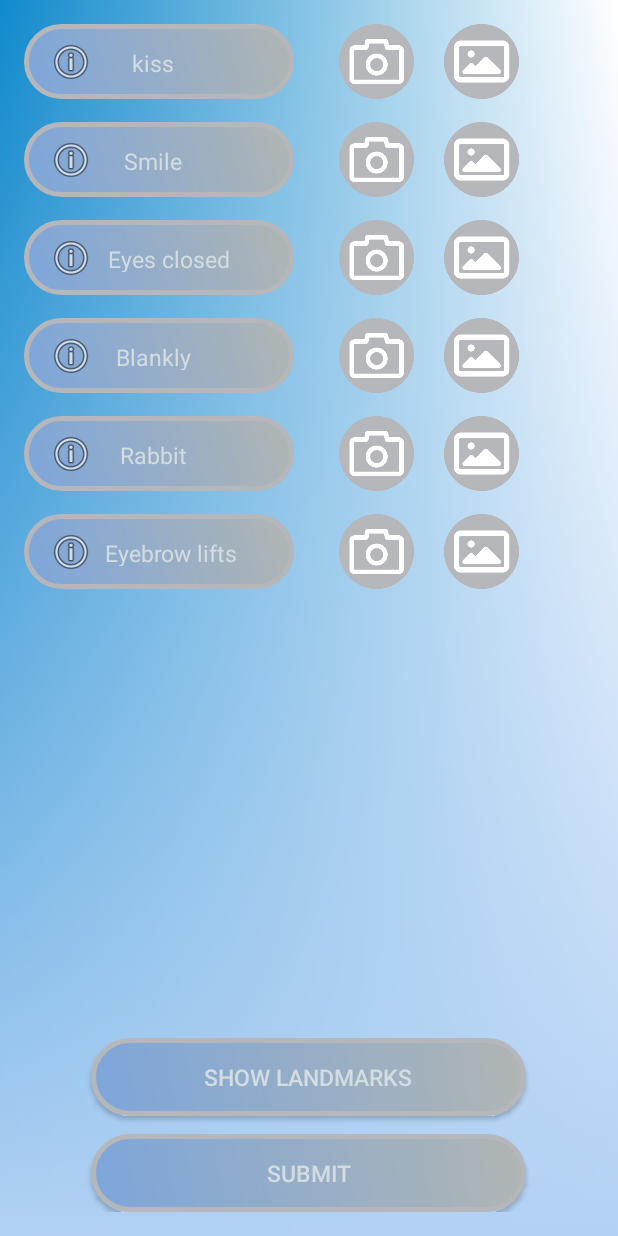
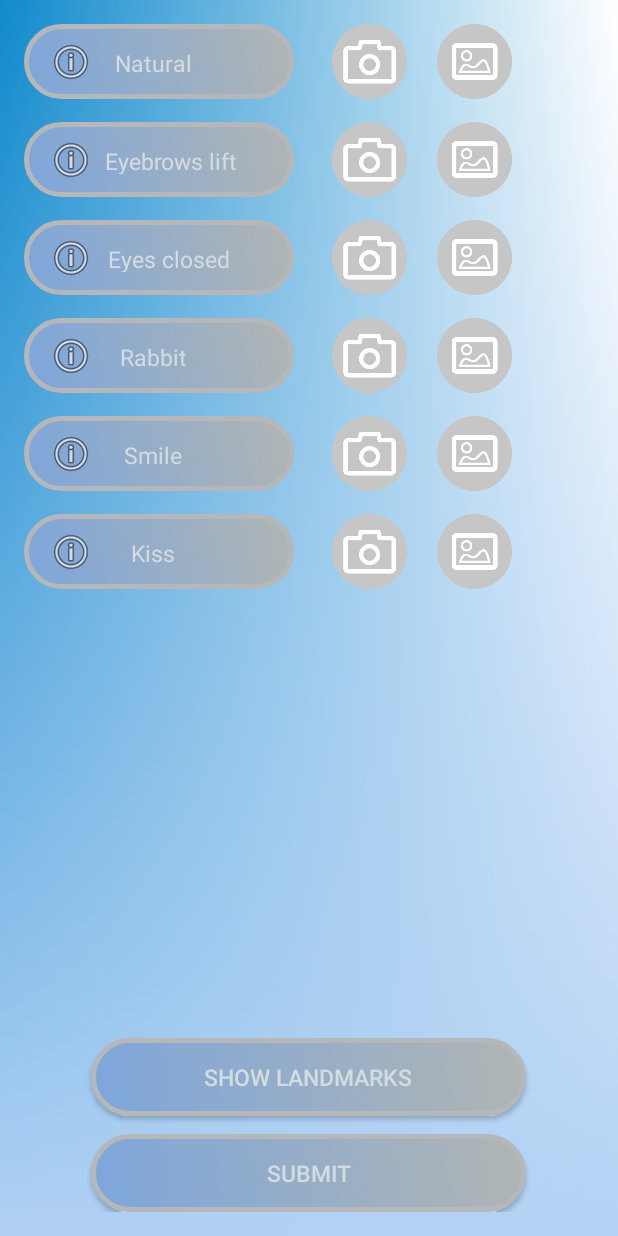
Before and after one commit to OBenzer/PhysoTrack, an Android app: the NewSession screen opened directly, with no data from a screen before it, on a phone screen of 412 x 824 dp. Run offline under Robolectric (Android 15) with nearby library versions, the phone set to English and light mode, and no system bars.

Commit message:
Fixed New Session Expressions Order

```diff
--- a/app/src/main/java/edu/sce/tom/physotrack/Algorithm/ImageResult.java
+++ b/app/src/main/java/edu/sce/tom/physotrack/Algorithm/ImageResult.java
@@ -45,21 +45,11 @@ public class ImageResult extends ImageResultViewer{
 
     //Check Sumup Metrics with udi and yael//
     private float sumUpMetric(float left, float right) {
-        float res;
-        if(left>=right)
-            res = left/right;
-        else {
-            res = right / left;
-            res *= (-1);
-        }
-        return res;
+        return ((left-right)/(right+left))*100;
     }
 
     //Check with udi&yael for values//
     private float sumUpAngle(float angle) {
-        if(WANTED_ANGLE>=angle)
-            return angle/WANTED_ANGLE;
-        else
-            return (-1)*(WANTED_ANGLE/angle);
+        return WANTED_ANGLE-angle;
     }
 }
--- a/app/src/main/res/layout/activity_new_session.xml
+++ b/app/src/main/res/layout/activity_new_session.xml
@@ -31,7 +31,7 @@
             android:orientation="horizontal">
 
             <TextView
-                android:id="@+id/kiss_tv"
+                android:id="@+id/blankly_tv"
                 android:layout_width="180dp"
                 android:layout_height="50dp"
                 android:background="@drawable/buttonshape"
@@ -40,25 +40,25 @@
                 android:shadowDx="-0"
                 android:shadowDy="0"
                 android:shadowRadius="0"
-                android:text="@string/New_Session_kiss_btn"
+                android:text="@string/New_Session_blankly_btn"
                 android:textColor="#D3DCE0"
                 android:textSize="15sp"
                 android:padding="15dp"
                 android:drawableStart="@android:drawable/ic_menu_info_details"
                 android:drawablePadding="-40dp"
-                android:onClick="KissInfo_Button_Clicked" />
+                android:onClick="BlanklyInfo_Button_Clicked" />
 
             <Space
-                android:layout_width="30dp"
+                android:layout_width="25dp"
                 android:layout_height="50dp" />
 
             <ImageButton
-                android:id="@+id/btn_kiss_photo"
+                android:id="@+id/btn_blankly_photo"
                 android:layout_width="50dp"
                 android:layout_height="50dp"
                 android:background="@drawable/camera_btn"
                 android:gravity="center_vertical|center_horizontal"
-                android:onClick="btn_kiss_photo_On_click"
+                android:onClick="btn_blankly_photo_On_click"
                 android:contentDescription="@string/camerabutton_descr" />
 
             <Space
@@ -66,12 +66,12 @@
                 android:layout_height="50dp" />
 
             <ImageButton
-                android:id="@+id/btn_kiss_gallery"
+                android:id="@+id/btn_blankly_gallery"
                 android:layout_width="50dp"
                 android:layout_height="50dp"
                 android:background="@drawable/gallery_btn"
                 android:gravity="center_vertical|center_horizontal"
-                android:onClick="btn_kiss_gallery_On_click"
+                android:onClick="btn_blankly_gallery_On_click"
                 android:contentDescription="@string/gallerybutton_descr" />
 
         </LinearLayout>
@@ -86,7 +86,7 @@
             android:orientation="horizontal">
 
             <TextView
-                android:id="@+id/smile_tv"
+                android:id="@+id/browLift_tv"
                 android:layout_width="180dp"
                 android:layout_height="50dp"
                 android:background="@drawable/buttonshape"
@@ -95,25 +95,25 @@
                 android:shadowDx="-0"
                 android:shadowDy="0"
                 android:shadowRadius="0"
-                android:text="@string/New_session_smile_btn"
+                android:text="@string/New_Session_eyebrow_lifts_btn"
                 android:textColor="#D3DCE0"
                 android:textSize="15sp"
                 android:padding="15dp"
                 android:drawableStart="@android:drawable/ic_menu_info_details"
-                android:drawablePadding="-40dp"
-                android:onClick="SmileInfo_Button_Clicked" />
+                android:drawablePadding="-15dp"
+                android:onClick="BrowLiftInfo_Button_Clicked" />
 
             <Space
-                android:layout_width="30dp"
+                android:layout_width="25dp"
                 android:layout_height="50dp" />
 
             <ImageButton
-                android:id="@+id/btn_smile_photo"
+                android:id="@+id/btn_browLifts_photo"
                 android:layout_width="50dp"
                 android:layout_height="50dp"
                 android:background="@drawable/camera_btn"
                 android:gravity="center_vertical|center_horizontal"
-                android:onClick="btn_smile_photo_On_click"
+                android:onClick="btn_browLifts_photo_On_click"
                 android:contentDescription="@string/camerabutton_descr" />
 
             <Space
@@ -121,20 +121,19 @@
                 android:layout_height="50dp" />
 
             <ImageButton
-                android:id="@+id/btn_smile_gallery"
+                android:id="@+id/btn_browLifts_gallery"
                 android:layout_width="50dp"
                 android:layout_height="50dp"
                 android:background="@drawable/gallery_btn"
                 android:gravity="center_vertical|center_horizontal"
-                android:onClick="btn_smile_gallery_On_click"
-                android:contentDescription="@string/gallerybutton_descr" />
+                android:onClick="btn_browLifts_gallery_On_click"
+                android:contentDescription="@string/gallerybutton_descr"/>
 
         </LinearLayout>
 
         <Space
             android:layout_width="10dp"
             android:layout_height="15dp" />
-
         <LinearLayout
             android:layout_width="match_parent"
             android:layout_height="match_parent"
@@ -159,7 +158,7 @@
                 android:onClick="EyeCloseInfo_Button_Clicked" />
 
             <Space
-                android:layout_width="30dp"
+                android:layout_width="25dp"
                 android:layout_height="50dp" />
 
             <ImageButton
@@ -196,61 +195,6 @@
             android:orientation="horizontal">
 
             <TextView
-                android:id="@+id/blankly_tv"
-                android:layout_width="180dp"
-                android:layout_height="50dp"
-                android:background="@drawable/buttonshape"
-                android:gravity="center_vertical|center_horizontal"
-                android:shadowColor="#2328A8"
-                android:shadowDx="-0"
-                android:shadowDy="0"
-                android:shadowRadius="0"
-                android:text="@string/New_Session_blankly_btn"
-                android:textColor="#D3DCE0"
-                android:textSize="15sp"
-                android:padding="15dp"
-                android:drawableStart="@android:drawable/ic_menu_info_details"
-                android:drawablePadding="-40dp"
-                android:onClick="BlanklyInfo_Button_Clicked" />
-
-            <Space
-                android:layout_width="30dp"
-                android:layout_height="50dp" />
-
-            <ImageButton
-                android:id="@+id/btn_blankly_photo"
-                android:layout_width="50dp"
-                android:layout_height="50dp"
-                android:background="@drawable/camera_btn"
-                android:gravity="center_vertical|center_horizontal"
-                android:onClick="btn_blankly_photo_On_click"
-                android:contentDescription="@string/camerabutton_descr" />
-
-            <Space
-                android:layout_width="20dp"
-                android:layout_height="50dp" />
-
-            <ImageButton
-                android:id="@+id/btn_blankly_gallery"
-                android:layout_width="50dp"
-                android:layout_height="50dp"
-                android:background="@drawable/gallery_btn"
-                android:gravity="center_vertical|center_horizontal"
-                android:onClick="btn_blankly_gallery_On_click"
-                android:contentDescription="@string/gallerybutton_descr" />
-
-        </LinearLayout>
-
-        <Space
-            android:layout_width="10dp"
-            android:layout_height="15dp" />
-
-        <LinearLayout
-            android:layout_width="match_parent"
-            android:layout_height="match_parent"
-            android:orientation="horizontal">
-
-            <TextView
                 android:id="@+id/rabbit_tv"
                 android:layout_width="180dp"
                 android:layout_height="50dp"
@@ -269,7 +213,7 @@
                 android:onClick="RabbitInfo_Button_Clicked" />
 
             <Space
-                android:layout_width="30dp"
+                android:layout_width="25dp"
                 android:layout_height="50dp" />
 
             <ImageButton
@@ -307,7 +251,7 @@
             android:orientation="horizontal">
 
             <TextView
-                android:id="@+id/browLift_tv"
+                android:id="@+id/smile_tv"
                 android:layout_width="180dp"
                 android:layout_height="50dp"
                 android:background="@drawable/buttonshape"
@@ -316,25 +260,25 @@
                 android:shadowDx="-0"
                 android:shadowDy="0"
                 android:shadowRadius="0"
-                android:text="@string/New_Session_eyebrow_lifts_btn"
+                android:text="@string/New_session_smile_btn"
                 android:textColor="#D3DCE0"
                 android:textSize="15sp"
                 android:padding="15dp"
                 android:drawableStart="@android:drawable/ic_menu_info_details"
-                android:drawablePadding="-15dp"
-                android:onClick="BrowLiftInfo_Button_Clicked" />
+                android:drawablePadding="-40dp"
+                android:onClick="SmileInfo_Button_Clicked" />
 
             <Space
-                android:layout_width="30dp"
+                android:layout_width="25dp"
                 android:layout_height="50dp" />
 
             <ImageButton
-                android:id="@+id/btn_browLifts_photo"
+                android:id="@+id/btn_smile_photo"
                 android:layout_width="50dp"
                 android:layout_height="50dp"
                 android:background="@drawable/camera_btn"
                 android:gravity="center_vertical|center_horizontal"
-                android:onClick="btn_browLifts_photo_On_click"
+                android:onClick="btn_smile_photo_On_click"
                 android:contentDescription="@string/camerabutton_descr" />
 
             <Space
@@ -342,14 +286,69 @@
                 android:layout_height="50dp" />
 
             <ImageButton
-                android:id="@+id/btn_browLifts_gallery"
+                android:id="@+id/btn_smile_gallery"
                 android:layout_width="50dp"
                 android:layout_height="50dp"
                 android:background="@drawable/gallery_btn"
                 android:gravity="center_vertical|center_horizontal"
-                android:onClick="btn_browLifts_gallery_On_click"
-                android:contentDescription="@string/gallerybutton_descr"/>
+                android:onClick="btn_smile_gallery_On_click"
+                android:contentDescription="@string/gallerybutton_descr" />
 
+        </LinearLayout>
+
+        <Space
+            android:layout_width="10dp"
+            android:layout_height="15dp" />
+
+
+        <LinearLayout
+            android:layout_width="match_parent"
+            android:layout_height="match_parent"
+            android:orientation="horizontal">
+
+            <TextView
+                android:id="@+id/kiss_tv"
+                android:layout_width="180dp"
+                android:layout_height="50dp"
+                android:background="@drawable/buttonshape"
+                android:gravity="center_vertical|center_horizontal"
+                android:shadowColor="#2328A8"
+                android:shadowDx="-0"
+                android:shadowDy="0"
+                android:shadowRadius="0"
+                android:text="@string/New_Session_kiss_btn"
+                android:textColor="#D3DCE0"
+                android:textSize="15sp"
+                android:padding="15dp"
+                android:drawableStart="@android:drawable/ic_menu_info_details"
+                android:drawablePadding="-40dp"
+                android:onClick="KissInfo_Button_Clicked" />
+
+            <Space
+                android:layout_width="25dp"
+                android:layout_height="50dp" />
+
+            <ImageButton
+                android:id="@+id/btn_kiss_photo"
+                android:layout_width="50dp"
+                android:layout_height="50dp"
+                android:background="@drawable/camera_btn"
+                android:gravity="center_vertical|center_horizontal"
+                android:onClick="btn_kiss_photo_On_click"
+                android:contentDescription="@string/camerabutton_descr" />
+
+            <Space
+                android:layout_width="20dp"
+                android:layout_height="50dp" />
+
+            <ImageButton
+                android:id="@+id/btn_kiss_gallery"
+                android:layout_width="50dp"
+                android:layout_height="50dp"
+                android:background="@drawable/gallery_btn"
+                android:gravity="center_vertical|center_horizontal"
+                android:onClick="btn_kiss_gallery_On_click"
+                android:contentDescription="@string/gallerybutton_descr" />
         </LinearLayout>
 
         <RelativeLayout
--- a/app/src/main/res/values/strings.xml
+++ b/app/src/main/res/values/strings.xml
@@ -18,12 +18,12 @@
     <string name="right_side_radio_button">Right side</string>
     <string name="submit_Personal_Details">Submit</string>
     <string name="medical_info_text">Bells palsy is a type of facial paralysis that results in an inability to control the facial muscles on the affected side. Symptoms can vary from mild to severe. They may include muscle twitching, weakness, or total loss of the ability to move one or rarely both sides of the face. Other symptoms include drooping of the eyelid, a change in taste, pain around the ear, and increased sensitivity to sound. Typically symptoms come on over 48 hours.</string>
-    <string name="New_Session_kiss_btn">kiss</string>
+    <string name="New_Session_kiss_btn">Kiss</string>
     <string name="New_session_smile_btn">Smile</string>
     <string name="New_Session_eyes_close_btn">Eyes closed</string>
-    <string name="New_Session_blankly_btn">Blankly</string>
+    <string name="New_Session_blankly_btn">Natural</string>
     <string name="New_Session_rabbit_btn">Rabbit</string>
-    <string name="New_Session_eyebrow_lifts_btn">Eyebrow lifts</string>
+    <string name="New_Session_eyebrow_lifts_btn">Eyebrows lift</string>
     <string name="PreviousAnalysis_send_therapist_btn">Send to therapist</string>
     <string name="title_activity_login">Sign in</string>
 
```
Also changed, not shown: app/src/main/res/drawable/camera_btn.png, app/src/main/res/drawable/gallery_btn.png, app/src/main/res/drawable/green_camera_btn.png (added), app/src/main/res/drawable/green_gallery_btn.png (added), app/src/main/res/drawable/info_logo.png (deleted).
